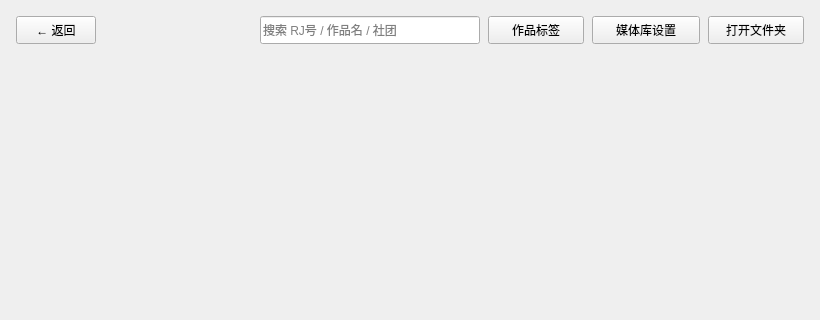
Qt form src/QTui/ui_file/media_lib.ui (henntaidesu/DLsite_Anime-sharing_download) before a commit; both pictures show x 0 to 820 and y 0 to 320 of the 820 by 640 pixel window.
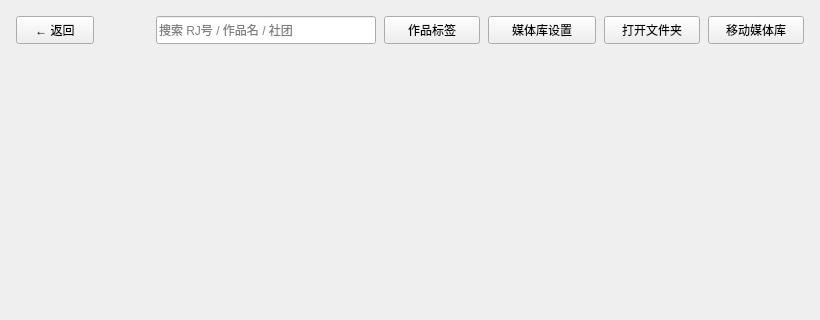
The same form after that commit.

```diff
--- a/src/QTui/ui_file/media_lib.ui
+++ b/src/QTui/ui_file/media_lib.ui
@@ -126,6 +126,19 @@
         </property>
        </widget>
       </item>
+      <item>
+       <widget class="QPushButton" name="move_lib_button">
+        <property name="minimumSize">
+         <size>
+          <width>96</width>
+          <height>28</height>
+         </size>
+        </property>
+        <property name="text">
+         <string>移动媒体库</string>
+        </property>
+       </widget>
+      </item>
      </layout>
     </item>
     <item>
```
